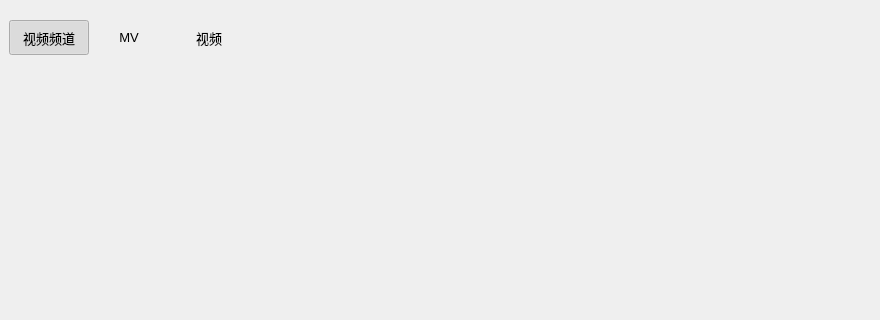
This is KuGouStart/Video/Video.ui in a-mo-xi-wei/Qt-KuGouAppClient as Qt 5 draws it before an edit; both pictures show x 0 to 880 and y 0 to 320 of the 880 by 526 pixel window. The edited form follows.
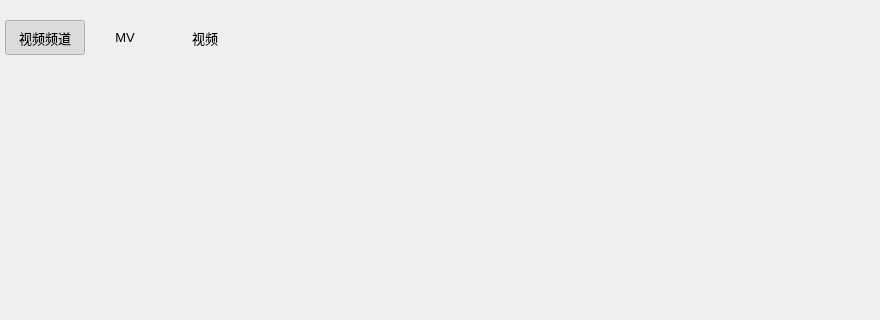
This is the edited form. Custom widgets are drawn as their Qt base class.

Patch:
```diff
--- a/KuGouStart/Video/Video.ui
+++ b/KuGouStart/Video/Video.ui
@@ -38,6 +38,9 @@
       <property name="spacing">
        <number>0</number>
       </property>
+      <property name="leftMargin">
+       <number>5</number>
+      </property>
       <item>
        <layout class="QVBoxLayout" name="verticalLayout">
         <property name="spacing">
```
